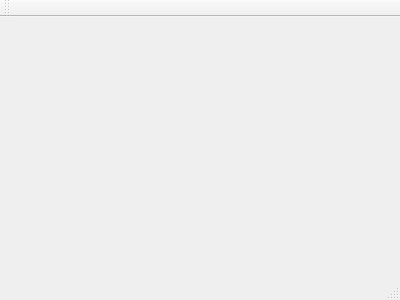
manashmandal/Youtube_dl_Qt_Gui, file YoutubeVideoDownloader/downloadwindow.ui: the form before one commit.
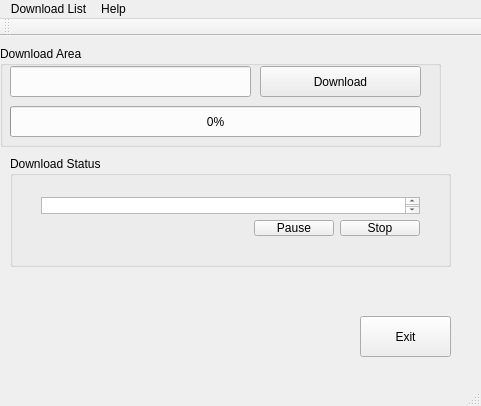
The form after the commit.

Diff of the .ui file:
```diff
--- a/YoutubeVideoDownloader/downloadwindow.ui
+++ b/YoutubeVideoDownloader/downloadwindow.ui
@@ -1,24 +1,217 @@
 <ui version="4.0">
  <class>downloadWindow</class>
- <widget class="QMainWindow" name="downloadWindow" >
-  <property name="geometry" >
+ <widget class="QMainWindow" name="downloadWindow">
+  <property name="geometry">
    <rect>
     <x>0</x>
     <y>0</y>
-    <width>400</width>
-    <height>300</height>
+    <width>481</width>
+    <height>406</height>
    </rect>
   </property>
   <property name="windowTitle" >
    <string>downloadWindow</string>
   </property>
-  <widget class="QMenuBar" name="menuBar" />
-  <widget class="QToolBar" name="mainToolBar" />
-  <widget class="QWidget" name="centralWidget" />
-  <widget class="QStatusBar" name="statusBar" />
+  <widget class="QWidget" name="centralWidget">
+   <widget class="QPushButton" name="download">
+    <property name="geometry">
+     <rect>
+      <x>260</x>
+      <y>30</y>
+      <width>161</width>
+      <height>31</height>
+     </rect>
+    </property>
+    <property name="text">
+     <string>Download</string>
+    </property>
+   </widget>
+   <widget class="QProgressBar" name="downloadProgress">
+    <property name="geometry">
+     <rect>
+      <x>10</x>
+      <y>70</y>
+      <width>411</width>
+      <height>31</height>
+     </rect>
+    </property>
+    <property name="value">
+     <number>0</number>
+    </property>
+   </widget>
+   <widget class="QLineEdit" name="link">
+    <property name="geometry">
+     <rect>
+      <x>10</x>
+      <y>30</y>
+      <width>241</width>
+      <height>31</height>
+     </rect>
+    </property>
+   </widget>
+   <widget class="QPushButton" name="stop_3">
+    <property name="geometry">
+     <rect>
+      <x>360</x>
+      <y>280</y>
+      <width>91</width>
+      <height>41</height>
+     </rect>
+    </property>
+    <property name="text">
+     <string>Exit</string>
+    </property>
+   </widget>
+   <widget class="QGroupBox" name="groupBox_2">
+    <property name="geometry">
+     <rect>
+      <x>0</x>
+      <y>10</y>
+      <width>441</width>
+      <height>101</height>
+     </rect>
+    </property>
+    <property name="title">
+     <string>Download Area</string>
+    </property>
+    <zorder></zorder>
+   </widget>
+   <widget class="QGroupBox" name="groupBox">
+    <property name="geometry">
+     <rect>
+      <x>10</x>
+      <y>120</y>
+      <width>441</width>
+      <height>111</height>
+     </rect>
+    </property>
+    <property name="title">
+     <string>Download Status </string>
+    </property>
+    <widget class="QWidget" name="">
+     <property name="geometry">
+      <rect>
+       <x>20</x>
+       <y>30</y>
+       <width>401</width>
+       <height>61</height>
+      </rect>
+     </property>
+     <layout class="QVBoxLayout" name="verticalLayout">
+      <item>
+       <widget class="QTextBrowser" name="status"/>
+      </item>
+      <item>
+       <layout class="QHBoxLayout" name="horizontalLayout">
+        <item>
+         <spacer name="horizontalSpacer">
+          <property name="orientation">
+           <enum>Qt::Horizontal</enum>
+          </property>
+          <property name="sizeHint" stdset="0">
+           <size>
+            <width>40</width>
+            <height>20</height>
+           </size>
+          </property>
+         </spacer>
+        </item>
+        <item>
+         <widget class="QPushButton" name="stop">
+          <property name="text">
+           <string>Pause</string>
+          </property>
+         </widget>
+        </item>
+        <item>
+         <widget class="QPushButton" name="stop_2">
+          <property name="text">
+           <string>Stop</string>
+          </property>
+         </widget>
+        </item>
+       </layout>
+      </item>
+     </layout>
+    </widget>
+    <zorder></zorder>
+    <zorder></zorder>
+   </widget>
+   <zorder>status</zorder>
+   <zorder>download</zorder>
+   <zorder>downloadProgress</zorder>
+   <zorder>stop</zorder>
+   <zorder>link</zorder>
+   <zorder>stop_2</zorder>
+   <zorder>stop_3</zorder>
+   <zorder>groupBox</zorder>
+   <zorder>groupBox_2</zorder>
+   <zorder>groupBox</zorder>
+  </widget>
+  <widget class="QMenuBar" name="menuBar">
+   <property name="geometry">
+    <rect>
+     <x>0</x>
+     <y>0</y>
+     <width>481</width>
+     <height>21</height>
+    </rect>
+   </property>
+   <widget class="QMenu" name="menuDownload_List">
+    <property name="title">
+     <string>Download List</string>
+    </property>
+    <addaction name="actionCreate_Download_List"/>
+    <addaction name="actionLoad_Download_List"/>
+    <addaction name="separator"/>
+    <addaction name="actionClipboard_Manager"/>
+   </widget>
+   <widget class="QMenu" name="menuHelp">
+    <property name="title">
+     <string>Help</string>
+    </property>
+    <addaction name="actionProblems_and_Solutions"/>
+    <addaction name="actionAbout_youtube_dl"/>
+   </widget>
+   <addaction name="menuDownload_List"/>
+   <addaction name="menuHelp"/>
+  </widget>
+  <widget class="QToolBar" name="mainToolBar">
+   <attribute name="toolBarArea">
+    <enum>TopToolBarArea</enum>
+   </attribute>
+   <attribute name="toolBarBreak">
+    <bool>false</bool>
+   </attribute>
+  </widget>
+  <widget class="QStatusBar" name="statusBar"/>
+  <action name="actionProblems_and_Solutions">
+   <property name="text">
+    <string>Problems and Solutions</string>
+   </property>
+  </action>
+  <action name="actionAbout_youtube_dl">
+   <property name="text">
+    <string>About </string>
+   </property>
+  </action>
+  <action name="actionCreate_Download_List">
+   <property name="text">
+    <string>Create Download List</string>
+   </property>
+  </action>
+  <action name="actionLoad_Download_List">
+   <property name="text">
+    <string>Load Download List</string>
+   </property>
+  </action>
+  <action name="actionClipboard_Manager">
+   <property name="text">
+    <string>Clipboard Manager</string>
+   </property>
+  </action>
  </widget>
- <layoutDefault spacing="6" margin="11" />
- <pixmapfunction></pixmapfunction>
+ <layoutdefault spacing="6" margin="11"/>
  <resources/>
  <connections/>
 </ui>
```
Left out of the diff: 3 changed lines with no effect on the pictures.
